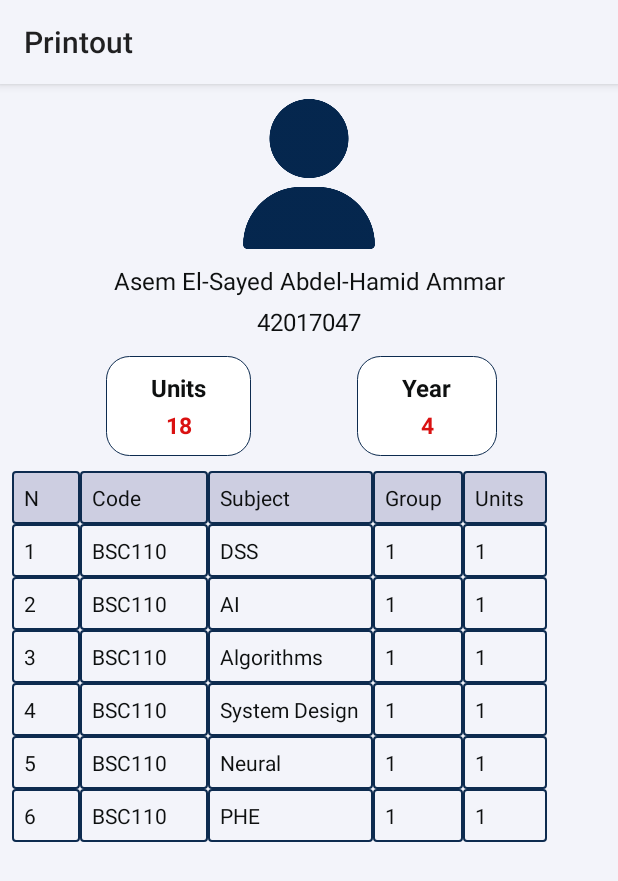
After one commit to AsemAmmar99/HTI-GP, an Android app: the PrintoutActivity screen opened directly, with no data from a screen before it, on a phone screen of 412 x 824 dp. The commit adds this screen. Shown: the top 881 px of the screen. Run offline under Robolectric (Android 15) with nearby library versions, the phone set to English and light mode, and no system bars.

Commit message:
Printout Screen Done

```diff
--- a/app/build.gradle
+++ b/app/build.gradle
@@ -38,6 +38,7 @@ dependencies {
     implementation fileTree(dir: "libs", include: ["*.jar"])
     implementation "org.jetbrains.kotlin:kotlin-stdlib:$kotlin_version"
     implementation 'com.mikhaellopez:circularimageview:4.2.0'
+    implementation 'com.github.HYY-yu:TableRecyclerView:v1.0.0'
     implementation 'com.squareup.picasso:picasso:2.5.2'
     implementation 'com.github.bumptech.glide:glide:4.7.1'
     implementation 'androidx.core:core-ktx:1.3.2'
--- a/app/src/main/AndroidManifest.xml
+++ b/app/src/main/AndroidManifest.xml
@@ -9,7 +9,9 @@
         android:roundIcon="@mipmap/ic_launcher_round"
         android:supportsRtl="true"
         android:theme="@style/Theme.AppCompat.Light.NoActionBar">
-        <activity android:name=".activities.EditPasswordActivity"></activity>
+        <activity android:name=".activities.RegProposalActivity"></activity>
+        <activity android:name=".activities.PrintoutActivity" />
+        <activity android:name=".activities.EditPasswordActivity" />
         <activity android:name=".activities.EditProfileActivity" />
         <activity android:name=".activities.ProfilePageActivity" />
         <activity android:name=".activities.HomeActivity" />
--- /dev/null
+++ b/app/src/main/java/com/scorpion_a/htigp/activities/PrintoutActivity.kt
@@ -0,0 +1,91 @@
+package com.scorpion_a.htigp.activities
+
+import androidx.appcompat.app.AppCompatActivity
+import android.os.Bundle
+import androidx.appcompat.widget.Toolbar
+import androidx.recyclerview.widget.LinearLayoutManager
+import androidx.recyclerview.widget.RecyclerView
+import com.scorpion_a.htigp.R
+import com.scorpion_a.htigp.adapters.MoreListAdapter
+import com.scorpion_a.htigp.adapters.RegCardAdapter
+import com.scorpion_a.htigp.model.MoreListData
+import com.scorpion_a.htigp.model.RegCardData
+import kotlinx.android.synthetic.main.activity_profile_page.*
+
+class PrintoutActivity : AppCompatActivity() {
+    lateinit var toolbar: Toolbar
+    lateinit var recyclerView: RecyclerView
+    override fun onCreate(savedInstanceState: Bundle?) {
+        super.onCreate(savedInstanceState)
+        setContentView(R.layout.activity_printout)
+        toolbar=header.findViewById(R.id.toolbar)
+        toolbar.title="Printout"
+
+//        val regCardTitles: Array<RegCardData> = arrayOf<RegCardData>(
+//            RegCardData(
+//                "N",
+//                "Code",
+//                "Subject",
+//                "Group",
+//                "Units"
+//            )
+//        )
+
+        val regCardItems: Array<RegCardData> = arrayOf<RegCardData>(
+            RegCardData(
+                "1",
+                "BSC110",
+                "DSS",
+                "1",
+                "1"
+            ),
+            RegCardData(
+                "2",
+                "BSC110",
+                "AI",
+                "1",
+                "1"
+            ),
+            RegCardData(
+                "3",
+                "BSC110",
+                "Algorithms",
+                "1",
+                "1"
+            ),
+            RegCardData(
+                "4",
+                "BSC110",
+                "System Design",
+                "1",
+                "1"
+            ),
+            RegCardData(
+                "5",
+                "BSC110",
+                "Neural",
+                "1",
+                "1"
+            ),
+            RegCardData(
+                "6",
+                "BSC110",
+                "PHE",
+                "1",
+                "1"
+            )
+        )
+
+//        recyclerView = findViewById(R.id.rvRegCardTitles)
+//        var adapter = RegCardAdapter(regCardTitles)
+//        recyclerView.setHasFixedSize(true)
+//        recyclerView.layoutManager = LinearLayoutManager(this)
+//        recyclerView.adapter = adapter
+
+        recyclerView = findViewById(R.id.rvRegCardItems)
+        var adapter = RegCardAdapter(regCardItems)
+        recyclerView.setHasFixedSize(true)
+        recyclerView.layoutManager = LinearLayoutManager(this)
+        recyclerView.adapter = adapter
+    }
+}
--- /dev/null
+++ b/app/src/main/java/com/scorpion_a/htigp/adapters/RegCardAdapter.java
@@ -0,0 +1,89 @@
+package com.scorpion_a.htigp.adapters;
+
+import android.annotation.SuppressLint;
+import android.view.LayoutInflater;
+import android.view.View;
+import android.view.ViewGroup;
+import android.widget.TextView;
+
+import androidx.recyclerview.widget.RecyclerView;
+
+import com.scorpion_a.htigp.R;
+import com.scorpion_a.htigp.model.NotificationListData;
+import com.scorpion_a.htigp.model.RegCardData;
+
+public class RegCardAdapter extends RecyclerView.Adapter<RegCardAdapter.ViewHolder> {
+    private RegCardData[] regdata;
+
+    // RecyclerView recyclerView;
+    public RegCardAdapter(RegCardData[] regdata) {
+        this.regdata = regdata;
+    }
+
+    @Override
+    public ViewHolder onCreateViewHolder(ViewGroup parent, int viewType) {
+        LayoutInflater layoutInflater = LayoutInflater.from(parent.getContext());
+        View regCardItem = layoutInflater.inflate(R.layout.reg_card_titles_item, parent, false);
+        ViewHolder viewHolder = new ViewHolder(regCardItem);
+        return viewHolder;
+    }
+
+    private void setHeaderBg(View view){
+        view.setBackgroundResource(R.drawable.table_header_cell_bg);
+    }
+    private void setContentBg(View view){
+        view.setBackgroundResource(R.drawable.table_content_cell_bg);
+    }
+    @SuppressLint("ResourceAsColor")
+    @Override
+    public void onBindViewHolder(ViewHolder holder, int position) {
+
+        if(position ==0){
+            setHeaderBg(holder.tvregNumber);
+            setHeaderBg(holder.tvregCode);
+            setHeaderBg(holder.tvregSubject);
+            setHeaderBg(holder.tvregGroup);
+            setHeaderBg(holder.tvregUnits);
+            holder.tvregNumber.setText("N");
+            holder.tvregCode.setText("Code");
+            holder.tvregSubject.setText("Subject");
+            holder.tvregGroup.setText("Group");
+            holder.tvregUnits.setText("Units");
+        }else {
+            final RegCardData regCardData = regdata[position-1];
+            setContentBg( holder.tvregNumber);
+            setContentBg( holder.tvregCode);
+            setContentBg( holder.tvregSubject);
+            setContentBg( holder.tvregGroup);
+            setContentBg( holder.tvregUnits);
+            holder.tvregNumber.setText(regCardData.getItemNumber());
+            holder.tvregCode.setText(regCardData.getItemCode());
+            holder.tvregSubject.setText(regCardData.getItemSubject());
+            holder.tvregGroup.setText(regCardData.getItemGroup());
+            holder.tvregUnits.setText(regCardData.getItemUnits());
+        }
+    }
+
+
+    @Override
+    public int getItemCount() {
+        return regdata.length+ 1;
+    }
+
+    public static class ViewHolder extends RecyclerView.ViewHolder {
+        public TextView tvregNumber;
+        public TextView tvregCode;
+        public TextView tvregSubject;
+        public TextView tvregGroup;
+        public TextView tvregUnits;
+
+        public ViewHolder(View itemView) {
+            super(itemView);
+            this.tvregNumber = itemView.findViewById(R.id.tvItemNumber);
+            this.tvregCode = itemView.findViewById(R.id.tvItemCode);
+            this.tvregSubject = itemView.findViewById(R.id.tvItemSubject);
+            this.tvregGroup = itemView.findViewById(R.id.tvItemGroup);
+            this.tvregUnits = itemView.findViewById(R.id.tvItemUnits);
+        }
+    }
+}
--- a/app/src/main/java/com/scorpion_a/htigp/fragments/MoreFragment.kt
+++ b/app/src/main/java/com/scorpion_a/htigp/fragments/MoreFragment.kt
@@ -26,7 +26,7 @@ class MoreFragment  : Fragment() {
                 "Profile Page"
             ),
             MoreListData(
-                "Print Out"
+                "Printout"
             ),
             MoreListData(
                 "Registration Proposal"
--- /dev/null
+++ b/app/src/main/java/com/scorpion_a/htigp/model/RegCardData.java
@@ -0,0 +1,57 @@
+package com.scorpion_a.htigp.model;
+
+public class RegCardData {
+    private String itemNumber;
+    private String itemCode;
+    private String itemSubject;
+    private String itemGroup;
+    private String itemUnits;
+
+    public RegCardData(String itemNumber, String itemCode, String itemSubject, String itemGroup, String itemUnits) {
+        this.itemNumber = itemNumber;
+        this.itemCode = itemCode;
+        this.itemSubject = itemSubject;
+        this.itemGroup = itemGroup;
+        this.itemUnits = itemUnits;
+    }
+
+    public String getItemNumber() {
+        return itemNumber;
+    }
+
+    public void setItemNumber(String itemNumber) {
+        this.itemNumber = itemNumber;
+    }
+
+    public String getItemCode() {
+        return itemCode;
+    }
+
+    public void setItemCode(String itemCode) {
+        this.itemCode = itemCode;
+    }
+
+    public String getItemSubject() {
+        return itemSubject;
+    }
+
+    public void setItemSubject(String itemSubject) {
+        this.itemSubject = itemSubject;
+    }
+
+    public String getItemGroup() {
+        return itemGroup;
+    }
+
+    public void setItemGroup(String itemGroup) {
+        this.itemGroup = itemGroup;
+    }
+
+    public String getItemUnits() {
+        return itemUnits;
+    }
+
+    public void setItemUnits(String itemUnits) {
+        this.itemUnits = itemUnits;
+    }
+}
--- /dev/null
+++ b/app/src/main/res/drawable-xxxhdpi/table_content_cell_bg.xml
@@ -0,0 +1,12 @@
+<?xml version="1.0" encoding="utf-8"?>
+<shape xmlns:android="http://schemas.android.com/apk/res/android"
+    android:shape="rectangle">
+    <padding
+        android:left="8dp"
+        android:top="8dp"
+        android:right="8dp"
+        android:bottom="8dp" />
+    <corners android:radius="2dp" />
+    <solid android:color="@color/light_blue"/>
+    <stroke android:width="1dp" android:color="@color/dark_blue"/>
+</shape>
--- /dev/null
+++ b/app/src/main/res/drawable-xxxhdpi/table_header_cell_bg.xml
@@ -0,0 +1,12 @@
+<?xml version="1.0" encoding="utf-8"?>
+<shape xmlns:android="http://schemas.android.com/apk/res/android"
+    android:shape="rectangle">
+    <padding
+        android:left="8dp"
+        android:top="8dp"
+        android:right="8dp"
+        android:bottom="8dp" />
+    <corners android:radius="2dp" />
+    <solid android:color="@color/sky_blue"/>
+    <stroke android:width="1dp" android:color="@color/dark_blue"/>
+</shape>
--- /dev/null
+++ b/app/src/main/res/layout/activity_printout.xml
@@ -0,0 +1,185 @@
+<?xml version="1.0" encoding="utf-8"?>
+<androidx.constraintlayout.widget.ConstraintLayout xmlns:android="http://schemas.android.com/apk/res/android"
+    xmlns:app="http://schemas.android.com/apk/res-auto"
+    xmlns:tools="http://schemas.android.com/tools"
+    android:layout_width="match_parent"
+    android:layout_height="match_parent"
+    android:background="@color/light_blue"
+    tools:context=".activities.PrintoutActivity">
+    <include
+        android:id="@+id/header"
+        layout="@layout/main_header"
+        app:layout_constraintStart_toStartOf="parent"
+        app:layout_constraintTop_toTopOf="parent"
+        />
+
+    <ImageView
+        android:layout_width="100dp"
+        android:layout_height="100dp"
+        android:id="@+id/ivProfilePic"
+        android:src="@drawable/avatar"
+        app:layout_constraintStart_toStartOf="parent"
+        app:layout_constraintEnd_toEndOf="parent"
+        app:layout_constraintTop_toBottomOf="@id/header"
+        android:layout_marginTop="10dp"/>
+
+    <TextView
+        android:layout_width="wrap_content"
+        android:layout_height="wrap_content"
+        android:id="@+id/tvStudentName"
+        android:text="Asem El-Sayed Abdel-Hamid Ammar"
+        android:textSize="16dp"
+        android:textColor="@color/light_black"
+        app:layout_constraintStart_toStartOf="parent"
+        app:layout_constraintEnd_toEndOf="parent"
+        app:layout_constraintTop_toBottomOf="@id/ivProfilePic"
+        android:layout_marginTop="10dp"/>
+
+    <TextView
+        android:layout_width="wrap_content"
+        android:layout_height="wrap_content"
+        android:id="@+id/tvStudentID"
+        android:text="42017047"
+        android:textSize="16dp"
+        android:textColor="@color/light_black"
+        app:layout_constraintStart_toStartOf="parent"
+        app:layout_constraintEnd_toEndOf="parent"
+        app:layout_constraintTop_toBottomOf="@id/tvStudentName"
+        android:layout_marginTop="5dp"/>
+
+    <androidx.constraintlayout.widget.ConstraintLayout
+        android:layout_width="wrap_content"
+        android:layout_height="wrap_content"
+        android:id="@+id/clUnits"
+        android:background="@drawable/roundedcorner2"
+        app:layout_constraintTop_toBottomOf="@id/tvStudentID"
+        app:layout_constraintStart_toStartOf="parent"
+        app:layout_constraintEnd_toStartOf="@id/clYear"
+        android:layout_marginTop="12dp">
+
+        <TextView
+            android:layout_width="wrap_content"
+            android:layout_height="wrap_content"
+            android:id="@+id/tvUnits"
+            android:textStyle="bold"
+            android:textSize="16dp"
+            android:textColor="@color/light_black"
+            android:text="@string/units"
+            app:layout_constraintStart_toStartOf="parent"
+            app:layout_constraintEnd_toEndOf="parent"
+            app:layout_constraintTop_toTopOf="parent"
+            android:layout_marginTop="10dp"
+            android:layout_marginStart="30dp"
+            android:layout_marginEnd="30dp"/>
+
+        <TextView
+            android:layout_width="wrap_content"
+            android:layout_height="wrap_content"
+            android:id="@+id/tvTermUnitsValue"
+            android:textStyle="bold"
+            android:textSize="15dp"
+            android:textColor="@color/dark_red"
+            android:text="18"
+            app:layout_constraintStart_toStartOf="parent"
+            app:layout_constraintEnd_toEndOf="parent"
+            app:layout_constraintTop_toBottomOf="@id/tvUnits"
+            app:layout_constraintBottom_toBottomOf="parent"
+            android:layout_marginTop="3dp"
+            android:layout_marginBottom="10dp"
+            android:layout_marginStart="30dp"
+            android:layout_marginEnd="30dp"/>
+    </androidx.constraintlayout.widget.ConstraintLayout>
+
+    <androidx.constraintlayout.widget.ConstraintLayout
+        android:layout_width="wrap_content"
+        android:layout_height="wrap_content"
+        android:id="@+id/clYear"
+        android:background="@drawable/roundedcorner2"
+        app:layout_constraintTop_toBottomOf="@id/tvStudentID"
+        app:layout_constraintStart_toEndOf="@id/clUnits"
+        app:layout_constraintEnd_toEndOf="parent"
+        android:layout_marginEnd="10dp"
+        android:layout_marginTop="12dp">
+
+        <TextView
+            android:layout_width="wrap_content"
+            android:layout_height="wrap_content"
+            android:id="@+id/tvYear"
+            android:textStyle="bold"
+            android:textSize="16dp"
+            android:textColor="@color/light_black"
+            android:text="@string/year"
+            app:layout_constraintStart_toStartOf="parent"
+            app:layout_constraintEnd_toEndOf="parent"
+            app:layout_constraintTop_toTopOf="parent"
+            android:layout_marginTop="10dp"
+            android:layout_marginStart="30dp"
+            android:layout_marginEnd="30dp"/>
+
+        <TextView
+            android:layout_width="wrap_content"
+            android:layout_height="wrap_content"
+            android:id="@+id/tvYearValue"
+            android:textStyle="bold"
+            android:textSize="15dp"
+            android:textColor="@color/dark_red"
+            android:text="4"
+            app:layout_constraintStart_toStartOf="parent"
+            app:layout_constraintEnd_toEndOf="parent"
+            app:layout_constraintTop_toBottomOf="@id/tvYear"
+            app:layout_constraintBottom_toBottomOf="parent"
+            android:layout_marginTop="3dp"
+            android:layout_marginBottom="10dp"
+            android:layout_marginStart="30dp"
+            android:layout_marginEnd="30dp"/>
+    </androidx.constraintlayout.widget.ConstraintLayout>
+
+<!--    <androidx.recyclerview.widget.RecyclerView-->
+<!--        android:layout_width="match_parent"-->
+<!--        android:layout_height="0dp"-->
+<!--        android:scrollbars="vertical"-->
+<!--        android:id="@+id/rvRegCardTitles"-->
+<!--        android:background="@color/light_blue"-->
+<!--        app:layout_constraintStart_toStartOf="parent"-->
+<!--        app:layout_constraintEnd_toEndOf="parent"-->
+<!--        app:layout_constraintTop_toBottomOf="@id/clUnits"-->
+<!--        android:layout_marginTop="10dp">-->
+<!--    </androidx.recyclerview.widget.RecyclerView>-->
+
+<!--    <androidx.recyclerview.widget.RecyclerView-->
+<!--        android:layout_width="match_parent"-->
+<!--        android:layout_height="0dp"-->
+<!--        android:scrollbars="vertical"-->
+<!--        android:id="@+id/rvRegCardItems"-->
+<!--        android:background="@color/light_blue"-->
+<!--        app:layout_constraintStart_toStartOf="parent"-->
+<!--        app:layout_constraintEnd_toEndOf="parent"-->
+<!--        app:layout_constraintTop_toBottomOf="@id/rvRegCardTitles"-->
+<!--        app:layout_constraintBottom_toBottomOf="parent">-->
+<!--    </androidx.recyclerview.widget.RecyclerView>-->
+    <HorizontalScrollView
+        android:layout_width="match_parent"
+        android:layout_height="0dp"
+        android:layout_marginEnd="8dp"
+        android:layout_marginLeft="8dp"
+        android:layout_marginRight="8dp"
+        android:layout_marginStart="8dp"
+        android:background="@color/light_blue"
+        app:layout_constraintStart_toStartOf="parent"
+        app:layout_constraintEnd_toEndOf="parent"
+        app:layout_constraintTop_toBottomOf="@id/clYear"
+        android:layout_marginTop="10dp"
+        app:layout_constraintBottom_toBottomOf="parent">
+
+    <androidx.recyclerview.widget.RecyclerView
+        android:layout_width="wrap_content"
+        android:layout_height="wrap_content"
+        android:scrollbars="vertical"
+        android:id="@+id/rvRegCardItems"
+        android:nestedScrollingEnabled="false"
+        android:background="@color/light_blue"
+        >
+    </androidx.recyclerview.widget.RecyclerView>
+    </HorizontalScrollView>
+
+</androidx.constraintlayout.widget.ConstraintLayout>
--- a/app/src/main/res/layout/activity_profile_page.xml
+++ b/app/src/main/res/layout/activity_profile_page.xml
@@ -150,7 +150,7 @@
         <TextView
             android:layout_width="wrap_content"
             android:layout_height="wrap_content"
-            android:id="@+id/tvUnitsResult"
+            android:id="@+id/tvUnitsValue"
             android:textStyle="bold"
             android:textSize="15dp"
             android:textColor="@color/dark_red"
--- a/app/src/main/res/layout/activity_splash.xml
+++ b/app/src/main/res/layout/activity_splash.xml
@@ -6,7 +6,7 @@
     android:layout_height="match_parent"
     android:orientation="vertical"
     android:gravity="center"
-    android:background="@color/white"
+    android:background="@color/light_blue"
     tools:context=".activities.SplashActivity">
 
     <ImageView
--- /dev/null
+++ b/app/src/main/res/layout/reg_card_titles_item.xml
@@ -0,0 +1,81 @@
+<?xml version="1.0" encoding="utf-8"?>
+<androidx.constraintlayout.widget.ConstraintLayout
+    xmlns:android="http://schemas.android.com/apk/res/android"
+    android:layout_width="match_parent"
+    android:layout_height="wrap_content"
+    android:background="@color/light_blue"
+    xmlns:app="http://schemas.android.com/apk/res-auto">
+
+    <TextView
+        android:id="@+id/tvItemNumber"
+        android:layout_width="45dp"
+        android:layout_height="match_parent"
+        android:background="@drawable/table_content_cell_bg"
+        app:layout_constraintEnd_toStartOf="@id/tvItemCode"
+        app:layout_constraintStart_toStartOf="parent"
+        app:layout_constraintTop_toTopOf="parent"
+        app:layout_constraintBottom_toBottomOf="parent"
+        android:text="N"
+        android:textColor="@color/light_black"
+        android:textSize="14sp"
+       />
+
+    <TextView
+        android:id="@+id/tvItemCode"
+        android:layout_width="85dp"
+        android:layout_height="wrap_content"
+        app:layout_constraintEnd_toStartOf="@id/tvItemSubject"
+        app:layout_constraintStart_toEndOf="@id/tvItemNumber"
+        app:layout_constraintTop_toTopOf="parent"
+        app:layout_constraintBottom_toBottomOf="parent"
+        android:background="@drawable/table_content_cell_bg"
+        android:text="Code"
+        android:textColor="@color/light_black"
+        android:textSize="14sp" />
+
+    <TextView
+        android:id="@+id/tvItemSubject"
+        android:layout_width="110dp"
+        android:layout_height="wrap_content"
+        app:layout_constraintEnd_toStartOf="@id/tvItemGroup"
+        app:layout_constraintStart_toEndOf="@id/tvItemCode"
+        app:layout_constraintTop_toTopOf="parent"
+        app:layout_constraintBottom_toBottomOf="parent"
+        android:ellipsize="end"
+        android:maxLines="1"
+        android:background="@drawable/table_content_cell_bg"
+        android:text="Subject"
+        android:textColor="@color/light_black"
+        android:textSize="14sp"
+      />
+
+    <TextView
+        android:id="@+id/tvItemGroup"
+        android:layout_width="60dp"
+        android:layout_height="match_parent"
+        app:layout_constraintEnd_toStartOf="@id/tvItemUnits"
+        app:layout_constraintStart_toEndOf="@id/tvItemSubject"
+        app:layout_constraintTop_toTopOf="parent"
+        app:layout_constraintBottom_toBottomOf="parent"
+        android:text="Group"
+        android:textColor="@color/light_black"
+        android:textSize="14sp"
+        android:background="@drawable/table_content_cell_bg"
+
+        />
+
+    <TextView
+        android:id="@+id/tvItemUnits"
+        android:layout_width="56dp"
+        android:layout_height="match_parent"
+        app:layout_constraintStart_toEndOf="@id/tvItemGroup"
+        app:layout_constraintTop_toTopOf="parent"
+        app:layout_constraintBottom_toBottomOf="parent"
+        android:text="Units"
+        android:textColor="@color/light_black"
+        android:textSize="14sp"
+        android:background="@drawable/table_content_cell_bg"
+
+        />
+
+</androidx.constraintlayout.widget.ConstraintLayout>
--- a/app/src/main/res/values/colors.xml
+++ b/app/src/main/res/values/colors.xml
@@ -4,6 +4,7 @@
     <color name="colorPrimaryDark">#3700B3</color>
     <color name="colorAccent">#03DAC5</color>
     <color name="white">#FFFFFF</color>
+    <color name="sky_blue">#cdcee1</color>
     <color name="dark_blue">#0d2b4f</color>
     <color name="light_black">#0e1010</color>
     <color name="blue">#5264e0</color>
--- a/build.gradle
+++ b/build.gradle
@@ -18,6 +18,7 @@ allprojects {
     repositories {
         google()
         jcenter()
+        maven { url 'https://jitpack.io' }
     }
 }
 
```
Also changed, not shown: app/src/main/java/com/scorpion_a/htigp/activities/RegProposalActivity.kt (added, +17 -0 lines), app/src/main/java/com/scorpion_a/htigp/adapters/MoreListAdapter.java (+9 -2 lines), app/src/main/res/layout/activity_reg_proposal.xml (added, +137 -0 lines).
